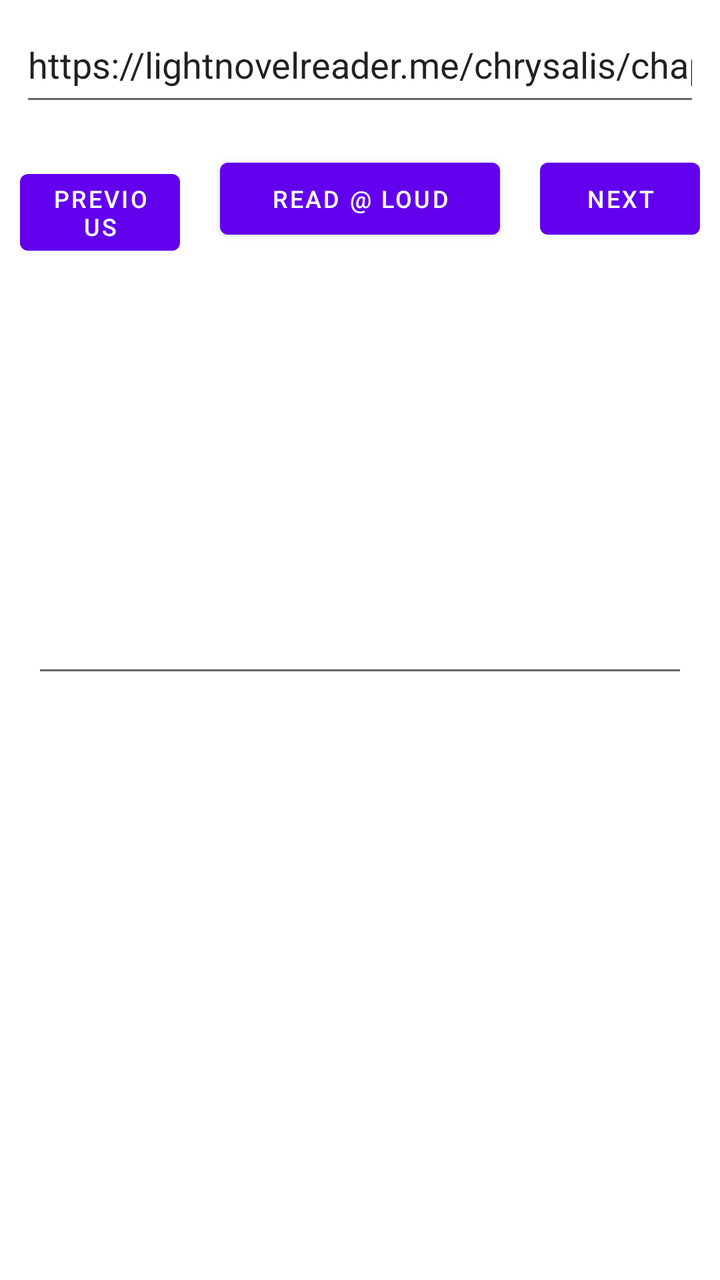
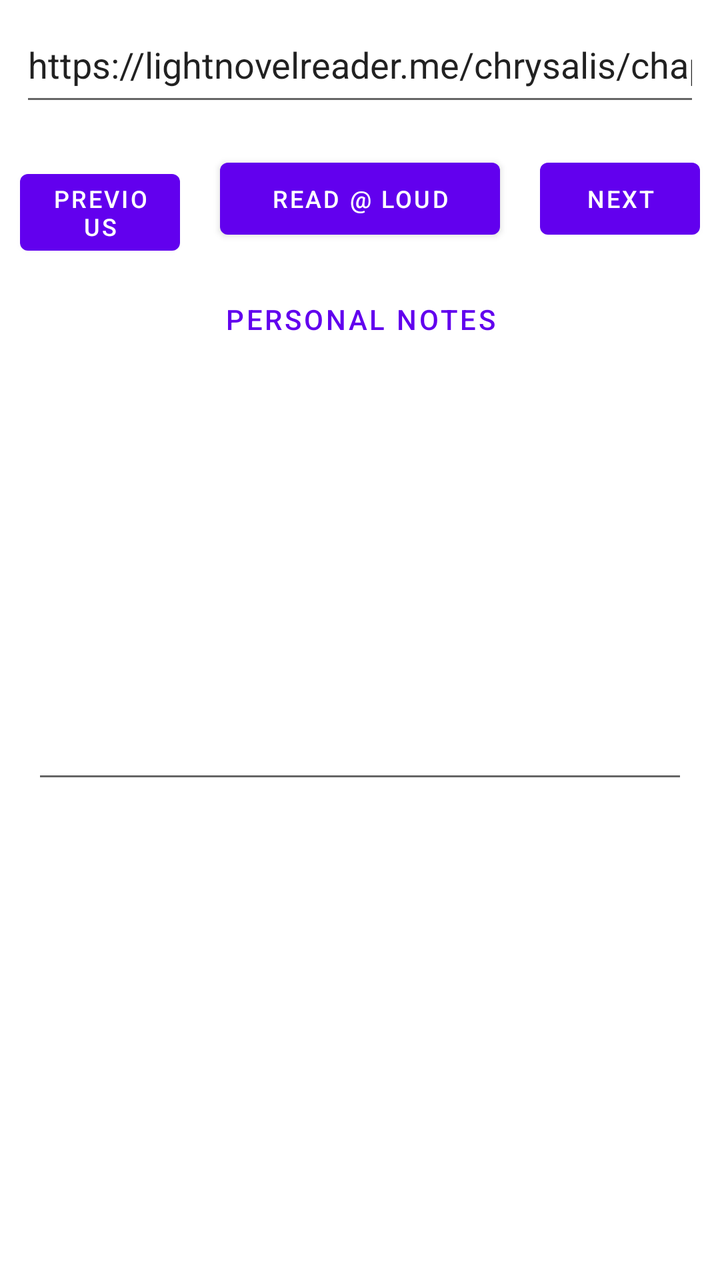

An Android layout rendered at two revisions. The XML below is the earlier revision; the diff shows what the commit changed to produce the second picture.
<!-- AndroidManifest.xml: application theme Theme.LightNovelReader -->
<!-- res/layout/fragment_reader.xml -->
<?xml version="1.0" encoding="utf-8"?>
<LinearLayout xmlns:android="http://schemas.android.com/apk/res/android"
    xmlns:tools="http://schemas.android.com/tools"
    android:layout_width="match_parent"
    android:layout_height="match_parent"
    android:orientation="vertical"
    tools:context=".fragments.ReaderFragment">

    <EditText
        android:id="@+id/url"
        android:layout_width="match_parent"
        android:layout_height="wrap_content"
        android:layout_margin="10dp"
        android:layout_marginBottom="-20dp"
        android:editable="true"
        android:ems="10"
        android:gravity="left"
        android:hint="Input url"
        android:inputType="textUri|text"
        android:minHeight="48dp"
        android:text="https://lightnovelreader.me/chrysalis/chapter-1" />

    <LinearLayout
        android:layout_width="match_parent"
        android:layout_height="wrap_content"
        android:layout_marginTop="-3dp"
        android:orientation="horizontal">

        <Button
            android:id="@+id/previous"
            android:layout_width="0dp"
            android:layout_height="wrap_content"
            android:layout_margin="10dp"
            android:layout_weight="1"
            android:text="PREVIOUS"
            android:textSize="12sp" />

        <Button
            android:id="@+id/button"
            android:layout_width="140dp"
            android:layout_height="wrap_content"
            android:layout_margin="10dp"
            android:width="@android:dimen/app_icon_size"
            android:maxWidth="@android:dimen/app_icon_size"
            android:minWidth="@dimen/fab_margin"
            android:text="Read @ loud"
            android:textSize="12sp" />

        <Button
            android:id="@+id/next"
            android:layout_width="0dp"
            android:layout_height="wrap_content"
            android:layout_margin="10dp"
            android:layout_weight="1"
            android:text="NEXT"
            android:textSize="12sp" />

    </LinearLayout>

    <ScrollView
        android:layout_width="match_parent"
        android:layout_height="match_parent"
        android:layout_marginBottom="20dp">

        <LinearLayout
            android:layout_width="match_parent"
            android:layout_height="wrap_content"
            android:layout_margin="@dimen/fab_margin"
            android:orientation="vertical">

            <EditText
                android:id="@+id/fullText"
                android:layout_width="match_parent"
                android:layout_height="wrap_content"
                android:layout_weight="1"
                android:editable="true"
                android:ems="10"
                android:gravity="start|top"
                android:inputType="textMultiLine"
                android:minHeight="@android:dimen/thumbnail_width"
                tools:ignore="SpeakableTextPresentCheck" />

        </LinearLayout>
    </ScrollView>

</LinearLayout>
<!-- resources referenced by this layout -->
<resources>
  <dimen name="fab_margin">16dp</dimen>
  <style name="Theme.LightNovelReader" parent="Theme.MaterialComponents.DayNight.DarkActionBar">
          
          <item name="colorPrimary">@color/purple_500</item>
          <item name="colorPrimaryVariant">@color/purple_700</item>
          <item name="colorOnPrimary">@color/white</item>
          
          <item name="colorSecondary">@color/teal_200</item>
          <item name="colorSecondaryVariant">@color/teal_700</item>
          <item name="colorOnSecondary">@color/black</item>
          
          <item name="android:statusBarColor">?attr/colorPrimaryVariant</item>
          
      </style>
  <color name="purple_500">#FF6200EE</color>
  <color name="purple_700">#FF3700B3</color>
  <color name="white">#FFFFFFFF</color>
  <color name="teal_200">#FF03DAC5</color>
  <color name="teal_700">#FF018786</color>
  <color name="black">#FF000000</color>
</resources>

<!-- the commit's change to res/layout/fragment_reader.xml (unified diff, before → after) -->
@@ -57,6 +57,46 @@
 
     </LinearLayout>
 
+    <LinearLayout
+        android:id="@+id/notes_section"
+        android:layout_width="match_parent"
+        android:layout_height="wrap_content"
+        android:orientation="vertical"
+        android:layout_marginHorizontal="10dp"
+        android:layout_marginBottom="5dp">
+
+        <Button
+            android:id="@+id/toggle_notes"
+            android:layout_width="match_parent"
+            android:layout_height="wrap_content"
+            android:text="Personal Notes"
+            android:textSize="14sp"
+            style="@style/Widget.MaterialComponents.Button.TextButton" />
+
+        <EditText
+            android:id="@+id/personal_notes"
+            android:layout_width="match_parent"
+            android:layout_height="wrap_content"
+            android:hint="Add your personal notes here..."
+            android:inputType="textMultiLine"
+            android:minLines="3"
+            android:maxLines="6"
+            android:padding="12dp"
+            android:background="@android:drawable/edit_text"
+            android:visibility="gone" />
+
+        <Button
+            android:id="@+id/save_notes"
+            android:layout_width="wrap_content"
+            android:layout_height="wrap_content"
+            android:layout_gravity="end"
+            android:text="Save Notes"
+            android:textSize="12sp"
+            android:visibility="gone"
+            style="@style/Widget.MaterialComponents.Button.OutlinedButton" />
+
+    </LinearLayout>
+
     <ScrollView
         android:layout_width="match_parent"
         android:layout_height="match_parent"
